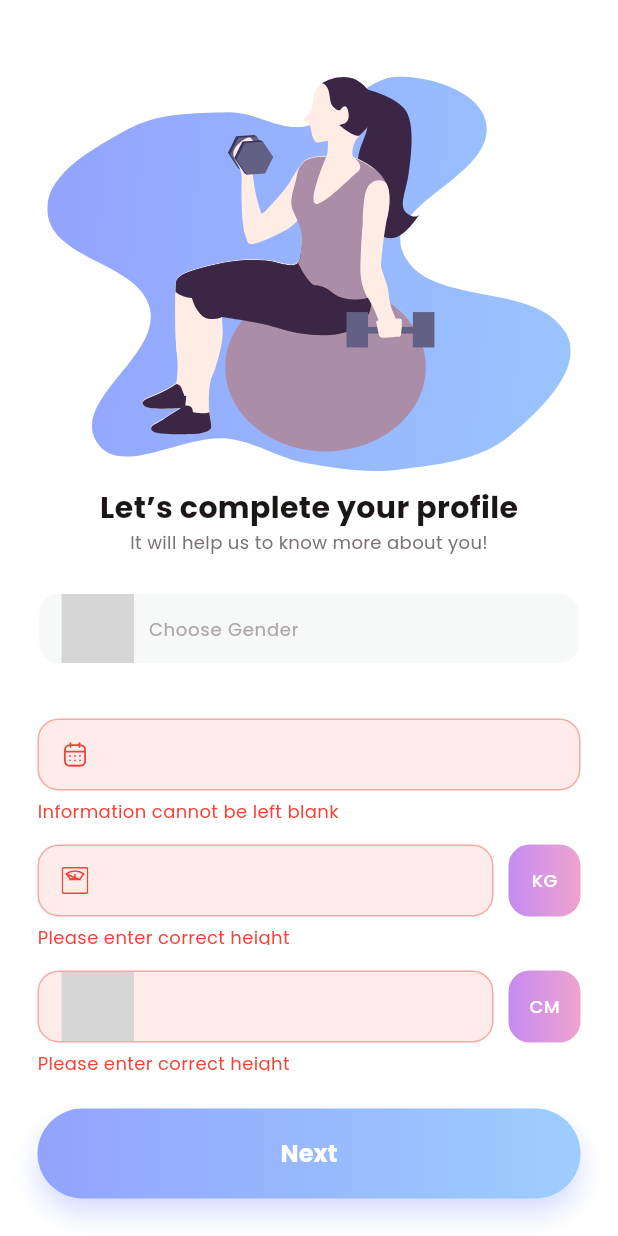
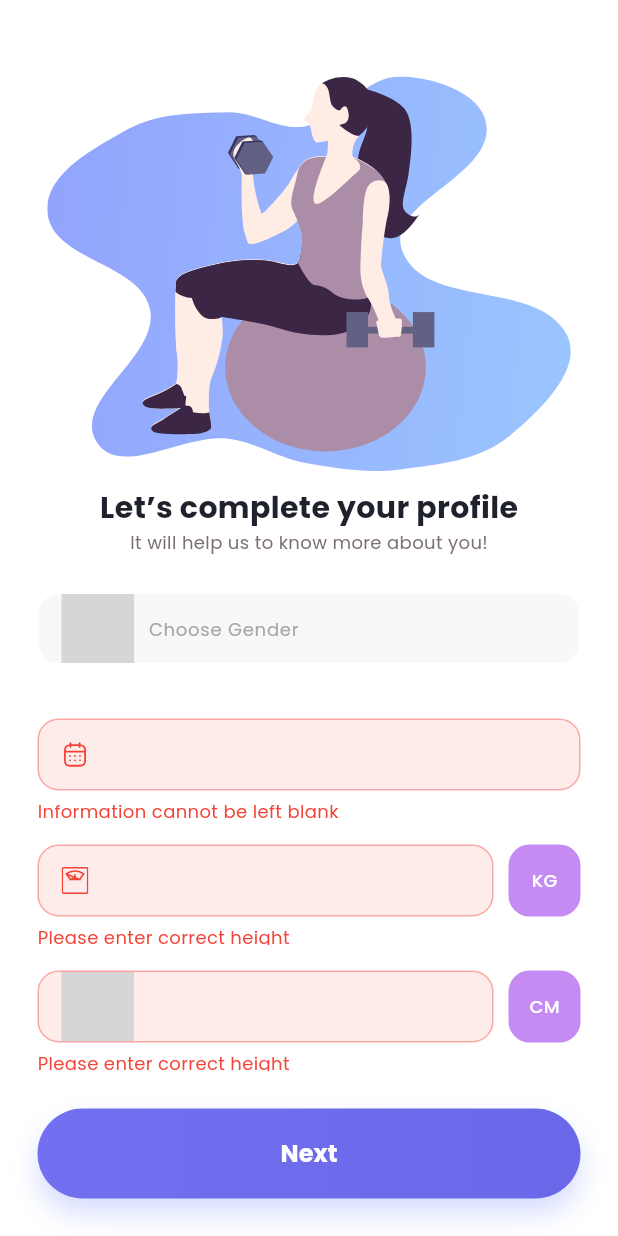
Before and after one commit to caonam030402/Fitness-App, a Flutter app: the PersonalInformationPage screen opened by its route, after a tap on "Next", on a phone screen of 412 x 824 dp. Run offline on Flutter 3.47's test engine with Material 3 defaults, Android fonts, the phone set to English and light mode, and no system bars; our stand-ins replace animated_splash_screen, fl_chart, flutter_easyloading, flutter_svg, flutter_switch, image_picker and 4 more; missing offline and left inert: widget_mask; accounts and stored records are empty; network calls fail; grey boxes are pictures that could not be loaded.

Commit message:
Get: API get user

```diff
--- a/lib/main.dart
+++ b/lib/main.dart
@@ -2,6 +2,7 @@ import 'package:fitness_app/configs/app_routes.dart';
 import 'package:fitness_app/styles/app_colors.dart';
 import 'package:flutter/material.dart';
 import 'package:fitness_app/utils/auth.dart';
+import 'package:flutter_easyloading/flutter_easyloading.dart';
 
 void main() async {
   WidgetsFlutterBinding.ensureInitialized();
@@ -24,7 +25,8 @@ class MyApp extends StatelessWidget {
           scaffoldBackgroundColor: AppColors.white,
           brightness: Brightness.light),
       routes: AppRoutes.pages,
-      initialRoute: AppRoutes.splash,
+      builder: EasyLoading.init(),
+      initialRoute: AppRoutes.main,
     );
   }
 }
--- a/lib/models/user_model.dart
+++ b/lib/models/user_model.dart
@@ -1,28 +1,33 @@
 import 'dart:convert';
+
+import 'package:fitness_app/models/workout_model.dart';
 
 class User {
   final String? id;
   final String? name;
   final String? email;
-  final double? weight;
+  final int? weight;
   final String? password;
-  final double? height;
+  final int? height;
+  final String? avatar;
+  final DateTime? dateOfBirth;
+  final String? gender;
   final String? token;
-  final String? gender;
-  final String? avatar;
-  final DateTime? date_of_birth;
+  final List<WorkoutProgress>? workouts;
 
-  User(
-      {this.id,
+  User({
+    this.id,
     this.name,
     this.email,
     this.weight,
     this.password,
     this.height,
     this.avatar,
-      this.date_of_birth,
+    this.dateOfBirth,
     this.gender,
-      this.token});
+    this.token,
+    this.workouts,
+  });
 
   Map<String, dynamic> toMap() {
     Map<String, dynamic> map = {
@@ -31,8 +36,9 @@ class User {
       "height": height,
       "weight": weight,
       "avatar": avatar,
-      "date_of_birth": date_of_birth,
+      "date_of_birth": dateOfBirth,
       "gender": gender,
+      "workouts": workouts?.map((w) => w.toMap()).toList(),
     };
 
     map.removeWhere((key, value) => value == null);
@@ -47,11 +53,17 @@ class User {
       email: map['email'] ?? '',
       password: map['password'] ?? '',
       avatar: map['avatar'] ?? '',
-        date_of_birth: map['date_of_birth'] ?? '',
+      dateOfBirth: map['date_of_birth'] != null
+          ? DateTime.parse(map['date_of_birth'])
+          : null,
       token: map['token'] ?? '',
       gender: map['gender'] ?? '',
-        height: map['height'] ?? '',
-        weight: map['weight'] ?? '');
+      height: map['height'] ?? 0,
+      weight: map['weight'] ?? 0,
+      workouts: (map['workouts'] as List<dynamic>?)
+          ?.map((workout) => WorkoutProgress.fromMap(workout))
+          .toList(),
+    );
   }
 
   String toJson() => json.encode(toMap());
--- a/lib/models/workout_model.dart
+++ b/lib/models/workout_model.dart
@@ -71,3 +71,24 @@ class WorkoutDetail {
     );
   }
 }
+
+class WorkoutProgress {
+  final int? progress;
+  final Workout? workout;
+
+  WorkoutProgress({this.progress, this.workout});
+
+  factory WorkoutProgress.fromMap(Map<String, dynamic> map) {
+    return WorkoutProgress(
+      progress: map['progress'] ?? 0,
+      workout: map['workout'] != null ? Workout.fromMap(map['workout']) : null,
+    );
+  }
+
+  Map<String, dynamic> toMap() {
+    return {
+      'progress': progress,
+      'workout': workout?.toMap(),
+    };
+  }
+}
--- a/lib/pages/home/widgets/banner_home.dart
+++ b/lib/pages/home/widgets/banner_home.dart
@@ -1,4 +1,5 @@
 import 'package:fitness_app/components/button.dart';
+import 'package:fitness_app/configs/app_routes.dart';
 import 'package:fitness_app/services/workout_services.dart';
 import 'package:fitness_app/styles/app_colors.dart';
 import 'package:fitness_app/styles/app_styles.dart';
@@ -39,8 +40,8 @@ class BannerHome extends StatelessWidget {
                 size: Size.medium,
                 color: AppColors.secondaryGradiant,
                 onPressed: () async {
-                  await WorkoutService().getAllWorkout();
-                  // await auth.clearSP();
+                  await auth.clearSP();
+                  Navigator.of(context).pushNamed(AppRoutes.splash);
                 },
               )
             ],
--- a/lib/pages/loginAndRegister/personal_information_page.dart
+++ b/lib/pages/loginAndRegister/personal_information_page.dart
@@ -169,10 +169,10 @@ class _PersonalInformationPageState extends State<PersonalInformationPage> {
                                   if (_formKey.currentState!.validate()) {
                                     userService.updateUser(
                                         body: User(
-                                          height: double.parse(
-                                              _heightController.text),
-                                          weight: double.parse(
-                                              _weightController.text),
+                                          height:
+                                              int.parse(_heightController.text),
+                                          weight:
+                                              int.parse(_weightController.text),
                                         ),
                                         context: context);
                                   }
--- a/lib/services/auth_services.dart
+++ b/lib/services/auth_services.dart
@@ -6,6 +6,7 @@ import 'package:fitness_app/configs/app_routes.dart';
 import 'package:fitness_app/styles/app_text.dart';
 import 'package:flutter/material.dart';
 import 'package:http/http.dart';
+import 'package:flutter_easyloading/flutter_easyloading.dart';
 import 'package:shared_preferences/shared_preferences.dart';
 
 class AuthService {
@@ -32,6 +33,10 @@ class AuthService {
         await prefs.setString('x-auth-token', accessToken);
         await prefs.setString('user-id', userId);
 
+        await EasyLoading.showSuccess('Great Success!',
+            duration: Duration(seconds: 2),
+            maskType: EasyLoadingMaskType.black,
+            dismissOnTap: true);
         Navigator.of(context).pushReplacementNamed(AppRoutes.main);
       } else {
         throw jsonDecode(res.body)["message"];
--- a/lib/styles/app_colors.dart
+++ b/lib/styles/app_colors.dart
@@ -2,13 +2,13 @@ import 'package:flutter/material.dart';
 
 class AppColors {
   static const white = (Color(0xffffffff));
-  static const black = (Color(0xff1D1617));
-  static const primary = (Color(0xff92A3FD));
-  static const secondary = (Color(0xffEEA4CE));
-  static const primaryGradiant =
-      LinearGradient(colors: [Color(0xff92A3FD), Color(0xff9DCEFF)]);
+  static const black = (Color(0xff1F212C));
+  static const primary = (Color(0xff6A67E8));
+  static const secondary = (Color(0xffC58BF2));
+  static const primaryGradiant = LinearGradient(
+      colors: [Color.fromARGB(255, 114, 111, 240), Color(0xff6A67E8)]);
   static const secondaryGradiant =
-      LinearGradient(colors: [Color(0xffC58BF2), Color(0xffEEA4CE)]);
+      LinearGradient(colors: [Color(0xffC58BF2), Color(0xffC58BF2)]);
   static const whiteGradiant = LinearGradient(colors: [
     Color.fromARGB(255, 255, 255, 255),
     Color.fromARGB(255, 255, 255, 255)
--- a/pubspec.yaml
+++ b/pubspec.yaml
@@ -50,6 +50,7 @@ dependencies:
   readmore: ^2.2.0
   smooth_page_indicator: ^1.1.0
   audioplayers: ^5.2.1
+  flutter_easyloading: ^3.0.5
 
 dev_dependencies:
   flutter_test:
```
Also changed, not shown: lib/pages/home/index.dart (+32 -15 lines), lib/pages/home/widgets/lasted_workout_card.dart (+6 -5 lines), lib/services/user_services.dart (+20 -0 lines), lib/components/daily_action.dart (line endings or trailing spaces), pubspec.lock. Lines whose indentation alone changed are shown as unchanged.
